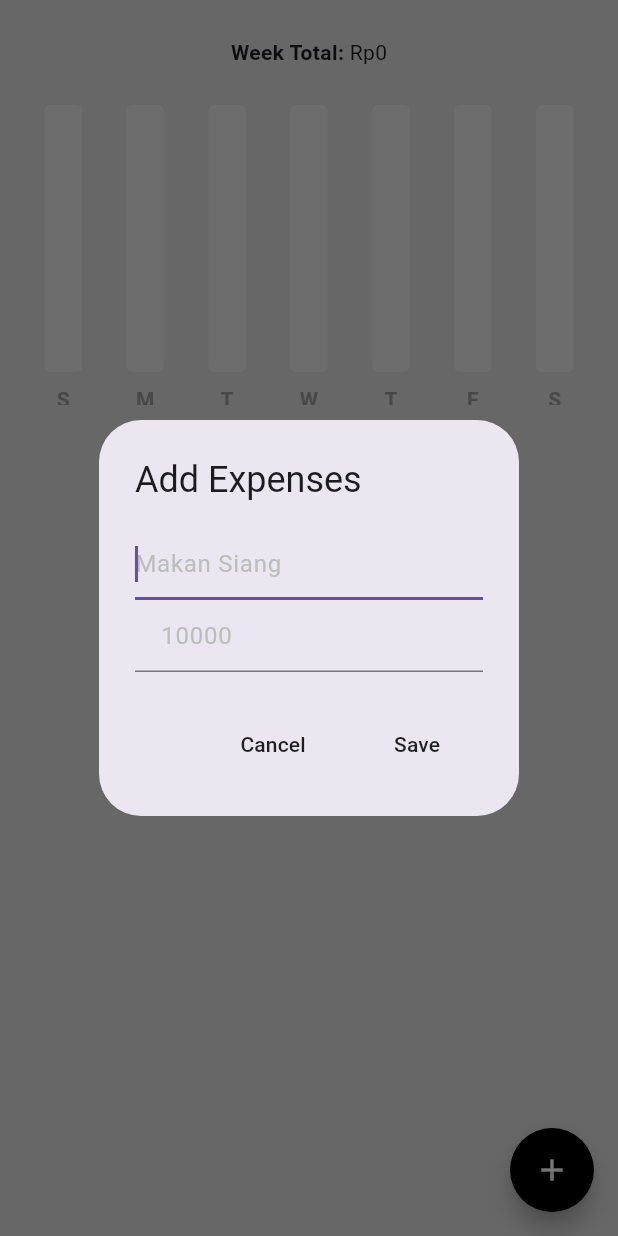
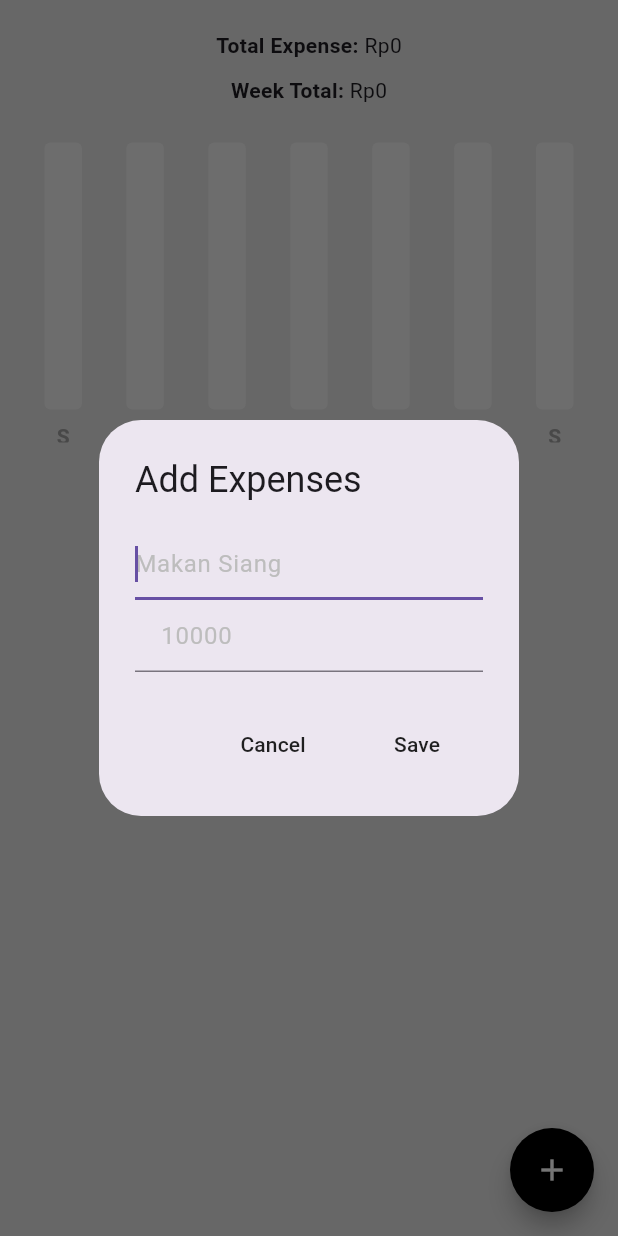
Before and after one commit to fahriinr/DuitTracker, a Flutter app: the screen it shows after launch, after a tap on the "add" icon, on a phone screen of 412 x 824 dp. Run offline on Flutter 3.47's test engine with Material 3 defaults, Android fonts, the phone set to English and light mode, and no system bars; drawn by our look-alikes of fl_chart; our stand-ins replace flutter_slidable, hive_flutter; accounts and stored records are empty.

Commit message:
Add ExpenseTotal component and update UI for expense summary

```diff
--- a/lib/components/expense_summary.dart
+++ b/lib/components/expense_summary.dart
@@ -100,7 +100,7 @@ class ExpenseSummary extends StatelessWidget {
             children: [
               // week total
               Padding(
-                padding: const EdgeInsets.all(25.0),
+                padding: const EdgeInsets.only(bottom: 25, top: 10),
                 child: Row(
                   mainAxisAlignment: MainAxisAlignment.center,
                   children: [
--- /dev/null
+++ b/lib/components/expense_total.dart
@@ -0,0 +1,20 @@
+import 'package:belajar_bloc/data/expense_data.dart';
+import 'package:flutter/material.dart';
+import 'package:provider/provider.dart';
+
+class ExpenseTotal extends StatelessWidget {
+  const ExpenseTotal({super.key});
+
+  @override
+  Widget build(BuildContext context) {
+    final totalExpense =
+        Provider.of<ExpenseData>(context).calculateTotalExpenseSummary();
+    return Row(
+      mainAxisAlignment: MainAxisAlignment.center,
+      children: [
+        Text("Total Expense: ", style: TextStyle(fontWeight: FontWeight.bold)),
+        Text("Rp$totalExpense"),
+      ],
+    );
+  }
+}
--- a/lib/data/expense_data.dart
+++ b/lib/data/expense_data.dart
@@ -127,4 +127,15 @@ class ExpenseData extends ChangeNotifier {
     }
     return dailyExpenseSummary;
   }
+
+  String calculateTotalExpenseSummary() {
+    double total = 0;
+
+    for (var expense in overallExpenseList) {
+      double amount = double.parse(expense.amount);
+
+      total += amount;
+    }
+    return total.toStringAsFixed(0);
+  }
 }
--- a/lib/pages/home_page.dart
+++ b/lib/pages/home_page.dart
@@ -1,5 +1,6 @@
 import 'package:belajar_bloc/components/expense_summary.dart';
 import 'package:belajar_bloc/components/expense_tile.dart';
+import 'package:belajar_bloc/components/expense_total.dart';
 import 'package:belajar_bloc/data/expense_data.dart';
 import 'package:belajar_bloc/models/expense_item.dart';
 import 'package:flutter/material.dart';
@@ -121,6 +122,9 @@ class _HomePageState extends State<HomePage> {
             ),
             body: ListView(
               children: [
+                SizedBox(height: 20),
+                // All Week Expense Total
+                ExpenseTotal(),
                 // weekly summary
                 ExpenseSummary(startOfWeek: value.startOfWeekDate()),
 
```
